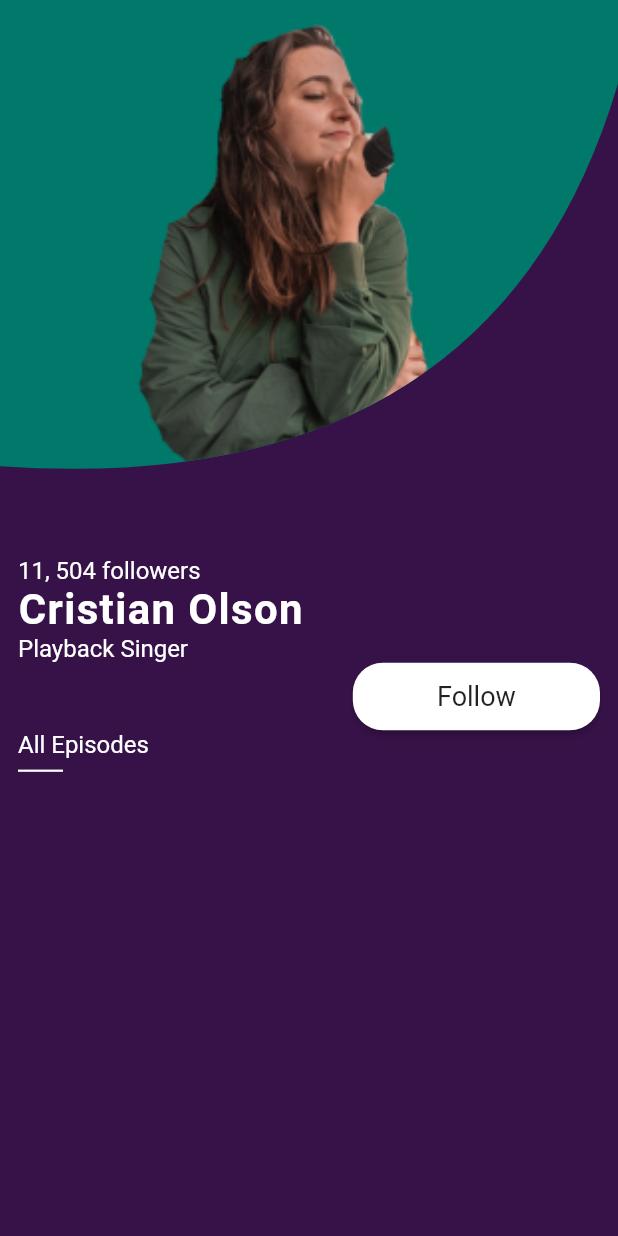
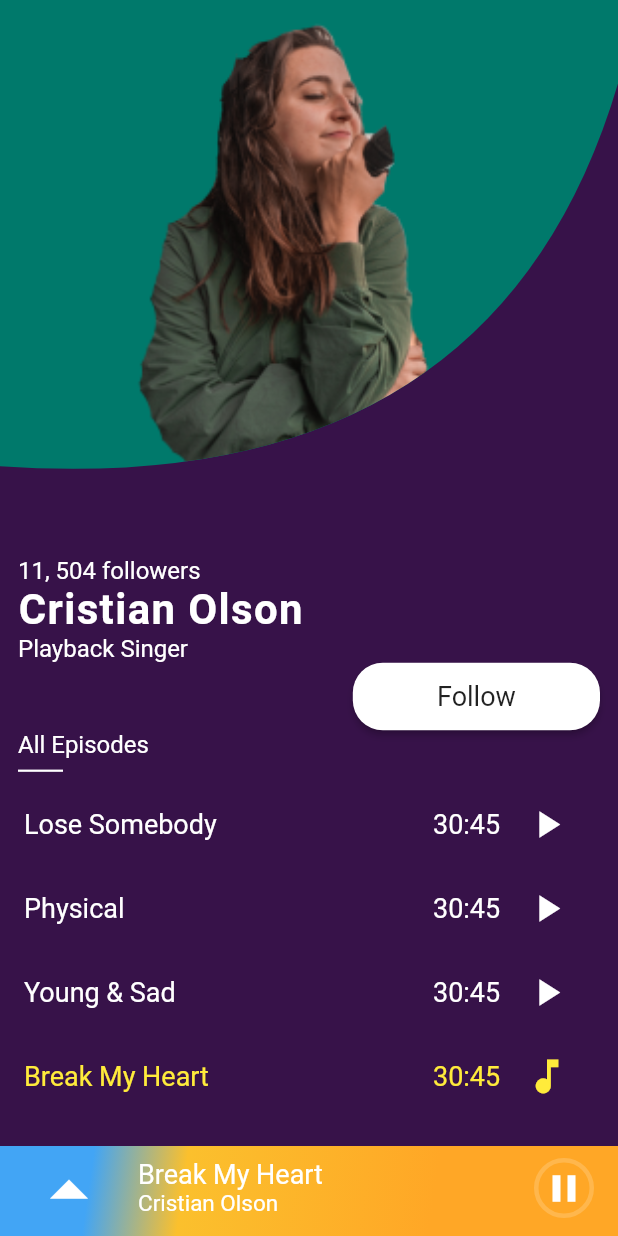
Before and after one commit to utkarsh-UK/podcast-ui, a Flutter app: the PodcastDetailsScreen screen opened directly, after a tap on "Cristian Olson", on a phone screen of 412 x 824 dp. Run offline on Flutter 3.47's test engine with Material 2 defaults, Android fonts, the light colour scheme and no system bars; our stand-ins replace google_fonts; Roboto replaces fonts that are missing (Kanit).

Commit message:
Completed play podcast screen

```diff
--- a/lib/constants/assets.dart
+++ b/lib/constants/assets.dart
@@ -68,4 +68,18 @@ class Assets {
       'followers': '9,000',
     },
   ];
+
+  static const  List<String> songs = [
+    'Lose Somebody',
+    'Physical',
+    'Young & Sad',
+    'Break My Heart',
+    'Be Happy',
+    'What A Man Gotta Do',
+    'Toosie Slide',
+    'Five More Minutes',
+    'Freak',
+    'Stupid Love',
+    'Comeback',
+  ];
 }
--- a/lib/screens/play_podcast_screen.dart
+++ b/lib/screens/play_podcast_screen.dart
@@ -1,5 +1,8 @@
 import 'package:flutter/material.dart';
-import 'package:podcast/widgets/rounded_path_clipper.dart';
+
+import '../constants/assets.dart';
+import '../constants/colors.dart';
+import '../widgets/rounded_path_clipper.dart';
 
 class PlayPodcastScreen extends StatelessWidget {
   @override
@@ -7,16 +10,21 @@ class PlayPodcastScreen extends StatelessWidget {
     final screen = MediaQuery.of(context).size;
     final textTheme = Theme.of(context).textTheme;
     final singer = ModalRoute.of(context).settings.arguments as Map;
+    final songs = Assets.songs;
 
     return Scaffold(
       body: SizedBox(
         width: screen.width,
         height: screen.height,
-        child: Column(
+        child: Stack(
+          children: <Widget>[
+            Column(
               crossAxisAlignment: CrossAxisAlignment.start,
               children: <Widget>[
                 ClipPath(
                   clipper: RoundedPathClipper(),
+                  child: Hero(
+                    tag: singer['name'],
                     child: Container(
                       width: screen.width,
                       height: screen.height * 0.45,
@@ -24,6 +32,7 @@ class PlayPodcastScreen extends StatelessWidget {
                       child: Image.asset(
                         singer['image'],
                         fit: BoxFit.contain,
+                      ),
                     ),
                   ),
                 ),
@@ -81,6 +90,117 @@ class PlayPodcastScreen extends StatelessWidget {
                     thickness: 1.5,
                   ),
                 ),
+                Expanded(
+                  child: Container(
+                    padding: const EdgeInsets.only(bottom: 60.0),
+                    child: ListView.builder(
+                      physics: BouncingScrollPhysics(),
+                      itemCount: songs.length,
+                      itemBuilder: (context, index) {
+                        return Container(
+                          width: screen.width,
+                          child: ListTile(
+                            title: Text(
+                              songs[index],
+                              style: textTheme.bodyText1.copyWith(
+                                fontSize: 18.0,
+                                color: index == 3
+                                    ? Colors.yellow
+                                    : MyColors.fontColor,
+                              ),
+                            ),
+                            trailing: SizedBox(
+                              width: screen.width * 0.3,
+                              child: Row(
+                                mainAxisAlignment:
+                                    MainAxisAlignment.spaceEvenly,
+                                children: <Widget>[
+                                  Text(
+                                    '30:45',
+                                    style: textTheme.button.copyWith(
+                                      color: index == 3
+                                          ? Colors.yellow
+                                          : MyColors.fontColor,
+                                    ),
+                                  ),
+                                  Icon(
+                                    index == 3
+                                        ? Icons.music_note
+                                        : Icons.play_arrow,
+                                    color: index == 3
+                                        ? Colors.yellow
+                                        : Colors.white,
+                                    size: 30.0,
+                                  ),
+                                ],
+                              ),
+                            ),
+                          ),
+                        );
+                      },
+                    ),
+                  ),
+                ),
+              ],
+            ),
+            Align(
+              alignment: Alignment.bottomCenter,
+              child: Container(
+                width: screen.width,
+                height: 60,
+                decoration: BoxDecoration(
+                  gradient: LinearGradient(
+                    begin: Alignment.topLeft,
+                    end: Alignment.bottomRight,
+                    colors: [
+                      Colors.blue[400],
+                      Colors.yellow[700],
+                      Colors.orange[400],
+                    ],
+                    stops: [
+                      0.15,
+                      0.3,
+                      0.7,
+                    ],
+                  ),
+                ),
+                child: ListTile(
+                  leading: Icon(
+                    Icons.arrow_drop_up,
+                    size: 60,
+                    color: Colors.white,
+                  ),
+                  title: Text.rich(
+                    TextSpan(
+                      children: [
+                        TextSpan(
+                          text: 'Break My Heart\n',
+                        ),
+                        TextSpan(
+                          text: 'Cristian Olson',
+                          style: textTheme.bodyText1.copyWith(fontSize: 15.0),
+                        ),
+                      ],
+                    ),
+                    style: textTheme.bodyText1.copyWith(fontSize: 18.0),
+                  ),
+                  trailing: Container(
+                    width: 40,
+                    height: 40,
+                    decoration: BoxDecoration(
+                      shape: BoxShape.circle,
+                      color: Colors.transparent,
+                      border: Border.all(width: 3, color: Colors.orange[300]),
+                    ),
+                    child: Icon(
+                      Icons.pause,
+                      color: Colors.white,
+                      size: 30,
+                    ),
+                  ),
+                ),
+              ),
+            ),
           ],
         ),
       ),
--- a/lib/screens/podcast_details_screen.dart
+++ b/lib/screens/podcast_details_screen.dart
@@ -114,9 +114,12 @@ class PodcastDetailsScreen extends StatelessWidget {
                               RouteSettings(arguments: singersList[index]),
                         ),
                       ),
+                      child: Hero(
+                        tag: singersList[index]['name'],
                         child: GridTile(
                           child: Container(
-                          padding: const EdgeInsets.symmetric(horizontal: 8.0),
+                            padding:
+                                const EdgeInsets.symmetric(horizontal: 8.0),
                             decoration: BoxDecoration(
                               color: singersList[index]['color'],
                               borderRadius: BorderRadius.circular(30.0),
@@ -145,8 +148,9 @@ class PodcastDetailsScreen extends StatelessWidget {
                             child: FittedBox(
                               child: Text(
                                 singersList[index]['name'],
-                              style:
-                                  textTheme.headline6.copyWith(fontSize: 18.0),
+                                style: textTheme.headline6
+                                    .copyWith(fontSize: 18.0),
+                              ),
                             ),
                           ),
                         ),
--- a/lib/widgets/podcast_list.dart
+++ b/lib/widgets/podcast_list.dart
@@ -1,6 +1,8 @@
 import 'dart:math';
 
 import 'package:flutter/material.dart';
+import 'package:animations/animations.dart';
+import 'package:podcast/constants/colors.dart';
 
 import '../constants/assets.dart';
 import '../screens/podcast_details_screen.dart';
@@ -19,9 +21,14 @@ class PodcastList extends StatelessWidget {
       children: podcastList.map((podcast) {
         int randomIndex = random.nextInt(6 - 0) + 0;
 
-        return ListTile(
-          onTap: () => Navigator.of(context).push(
-              MaterialPageRoute(builder: (context) => PodcastDetailsScreen(),),),
+        return OpenContainer(
+          closedColor: MyColors.bgColor,
+          closedBuilder: (context, action) => ListTile(
+            /* onTap: () => Navigator.of(context).push(
+              MaterialPageRoute(
+                builder: (context) => PodcastDetailsScreen(),
+              ),
+            ), */
             title: Text(
               podcast['name'],
               style: textTheme.headline6,
@@ -46,6 +53,9 @@ class PodcastList extends StatelessWidget {
                 ),
               ),
             ),
+          ),
+          openBuilder: (context, action) => PodcastDetailsScreen(),
+          transitionDuration: const Duration(milliseconds: 400),
         );
       }).toList(),
     );
```
Lines whose indentation alone changed are shown as unchanged.
